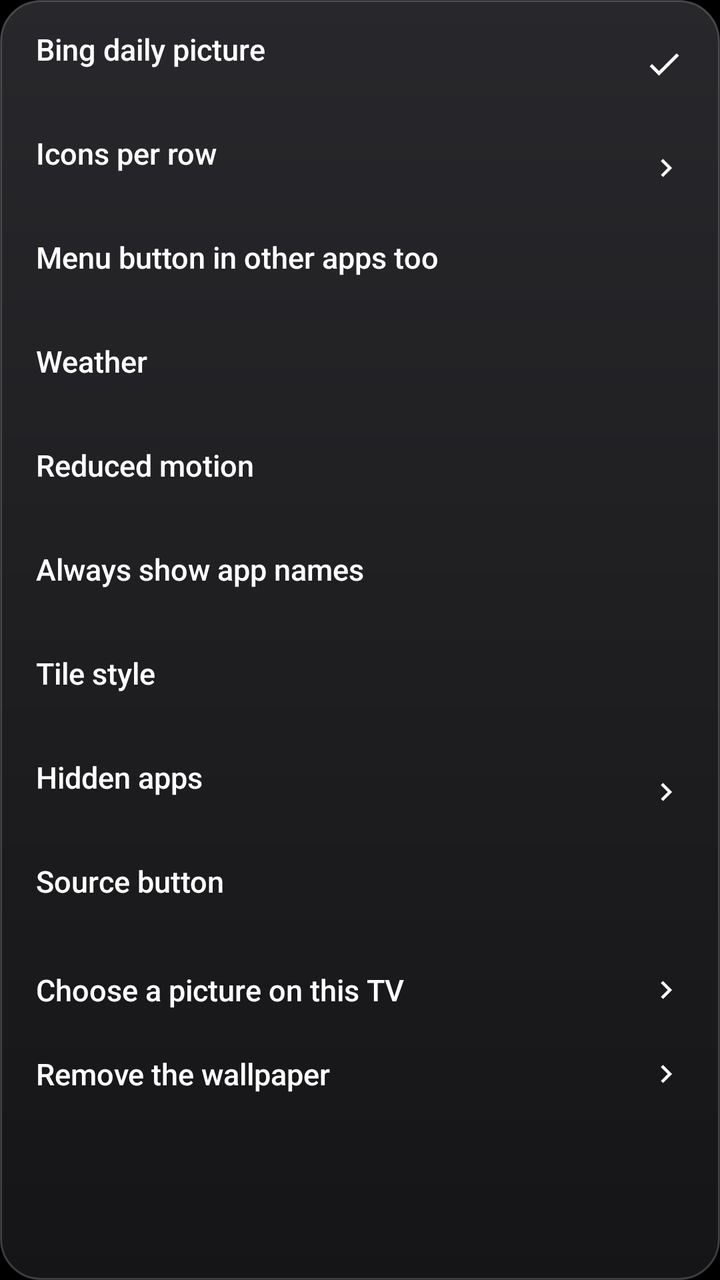
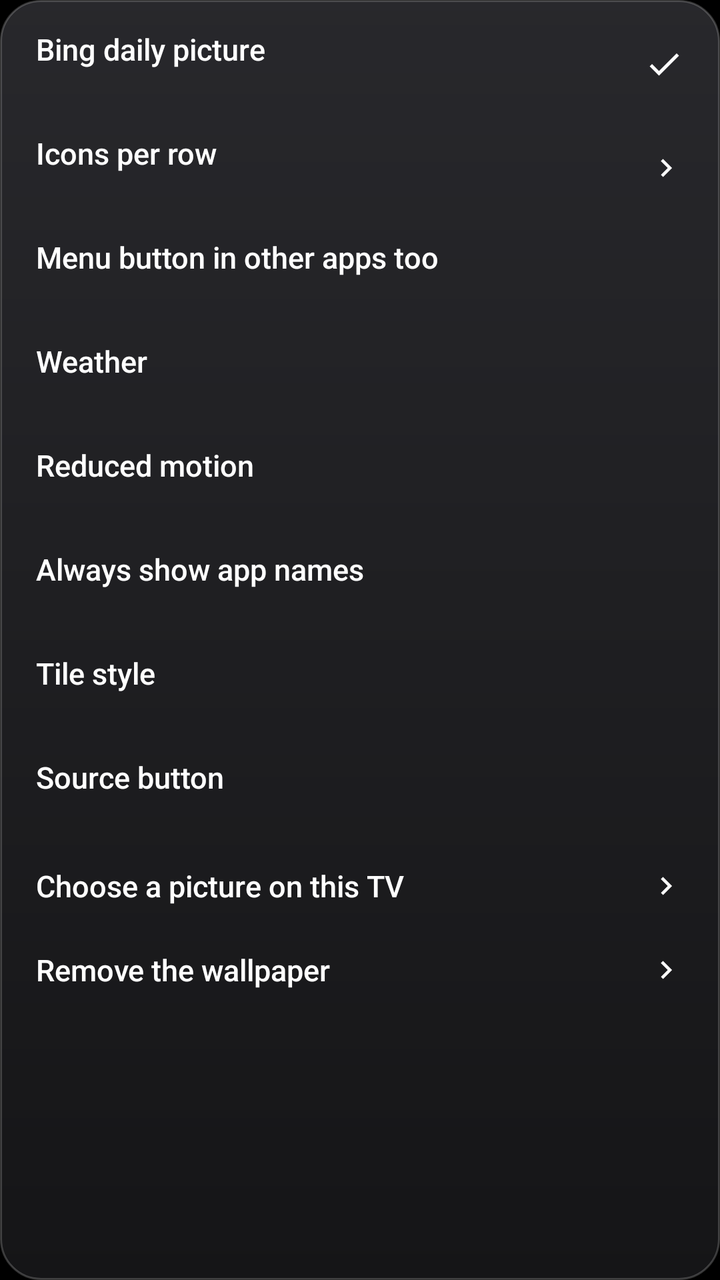

Two renders of the same Android screen: before a commit and after it. Below are the layout's source before the change and the commit's diff.
<!-- AndroidManifest.xml: application theme Theme.TvHome -->
<!-- res/layout/popup_wallpaper.xml -->
<?xml version="1.0" encoding="utf-8"?>
<LinearLayout xmlns:android="http://schemas.android.com/apk/res/android"
    android:layout_width="match_parent"
    android:layout_height="wrap_content"
    android:orientation="vertical"
    android:background="@drawable/glass_panel"
    android:padding="6dp"
    android:elevation="12dp">

    <ScrollView
        android:id="@+id/scroll"
        android:layout_width="match_parent"
        android:layout_height="wrap_content"
        android:fillViewport="true"
        android:scrollbars="none"
        android:descendantFocusability="afterDescendants">

        <LinearLayout
            android:layout_width="match_parent"
            android:layout_height="wrap_content"
            android:orientation="vertical">

    
    <LinearLayout
        android:id="@+id/rowBing"
        android:layout_width="match_parent"
        android:layout_height="52dp"
        android:orientation="horizontal"
        android:gravity="center_vertical"
        android:background="@drawable/input_row_bg"
        android:paddingStart="12dp"
        android:paddingEnd="12dp"
        android:focusable="true"
        android:focusableInTouchMode="true">

        <LinearLayout
            android:layout_width="0dp"
            android:layout_height="wrap_content"
            android:layout_weight="1"
            android:orientation="vertical"
            android:duplicateParentState="true">

            <TextView
                android:layout_width="wrap_content"
                android:layout_height="wrap_content"
                android:text="@string/bing_daily"
                android:textColor="@drawable/pill_text"
                android:duplicateParentState="true"
                android:textSize="15sp"
                android:fontVariationSettings="'wght' 500" />

            <TextView
                android:id="@+id/bingStatus"
                android:layout_width="wrap_content"
                android:layout_height="wrap_content"
                android:textColor="@drawable/pill_text_dim"
                android:duplicateParentState="true"
                android:textSize="11sp"
                android:fontVariationSettings="'wght' 400" />
        </LinearLayout>

        <ImageView
            android:id="@+id/bingTick"
            android:layout_width="20dp"
            android:layout_height="20dp"
            android:src="@drawable/ic_tick"
            android:tint="@drawable/pill_text"
            android:duplicateParentState="true"
            android:contentDescription="@null" />
    </LinearLayout>

    
    <LinearLayout
        android:id="@+id/rowColumns"
        android:layout_width="match_parent"
        android:layout_height="52dp"
        android:orientation="horizontal"
        android:gravity="center_vertical"
        android:background="@drawable/input_row_bg"
        android:paddingStart="12dp"
        android:paddingEnd="12dp"
        android:focusable="true"
        android:focusableInTouchMode="true">

        <LinearLayout
            android:layout_width="0dp"
            android:layout_height="wrap_content"
            android:layout_weight="1"
            android:orientation="vertical"
            android:duplicateParentState="true">

            <TextView
                android:layout_width="wrap_content"
                android:layout_height="wrap_content"
                android:text="@string/columns_title"
                android:textColor="@drawable/pill_text"
                android:duplicateParentState="true"
                android:textSize="15sp"
                android:fontVariationSettings="'wght' 500" />

            <TextView
                android:id="@+id/columnsStatus"
                android:layout_width="wrap_content"
                android:layout_height="wrap_content"
                android:textColor="@drawable/pill_text_dim"
                android:duplicateParentState="true"
                android:textSize="11sp"
                android:fontVariationSettings="'wght' 400" />
        </LinearLayout>

        <ImageView
            android:layout_width="18dp"
            android:layout_height="18dp"
            android:src="@drawable/ic_chevron"
            android:tint="@drawable/pill_text"
            android:duplicateParentState="true"
            android:contentDescription="@null" />
    </LinearLayout>

    
    <LinearLayout
        android:id="@+id/rowMenuKey"
        android:layout_width="match_parent"
        android:layout_height="52dp"
        android:orientation="horizontal"
        android:gravity="center_vertical"
        android:background="@drawable/input_row_bg"
        android:paddingStart="12dp"
        android:paddingEnd="12dp"
        android:focusable="true"
        android:focusableInTouchMode="true">

        <LinearLayout
            android:layout_width="0dp"
            android:layout_height="wrap_content"
            android:layout_weight="1"
            android:orientation="vertical"
            android:duplicateParentState="true">

            <TextView
                android:layout_width="wrap_content"
                android:layout_height="wrap_content"
                android:text="@string/menu_key_everywhere"
                android:textColor="@drawable/pill_text"
                android:duplicateParentState="true"
                android:textSize="15sp"
                android:fontVariationSettings="'wght' 500" />

            <TextView
                android:id="@+id/menuKeyStatus"
                android:layout_width="wrap_content"
                android:layout_height="wrap_content"
                android:textColor="@drawable/pill_text_dim"
                android:duplicateParentState="true"
                android:textSize="11sp"
                android:fontVariationSettings="'wght' 400" />
        </LinearLayout>
    </LinearLayout>

    
    <LinearLayout
        android:id="@+id/rowWeather"
        android:layout_width="match_parent"
        android:layout_height="52dp"
        android:orientation="horizontal"
        android:gravity="center_vertical"
        android:background="@drawable/input_row_bg"
        android:paddingStart="12dp"
        android:paddingEnd="12dp"
        android:focusable="true"
        android:focusableInTouchMode="true">

        <LinearLayout
            android:layout_width="0dp"
            android:layout_height="wrap_content"
            android:layout_weight="1"
            android:orientation="vertical"
            android:duplicateParentState="true">

            <TextView
                android:layout_width="wrap_content"
                android:layout_height="wrap_content"
                android:text="@string/weather"
                android:textColor="@drawable/pill_text"
                android:duplicateParentState="true"
                android:textSize="15sp"
                android:fontVariationSettings="'wght' 500" />

            <TextView
                android:id="@+id/weatherStatus"
                android:layout_width="wrap_content"
                android:layout_height="wrap_content"
                android:textColor="@drawable/pill_text_dim"
                android:duplicateParentState="true"
                android:textSize="11sp"
                android:fontVariationSettings="'wght' 400" />
        </LinearLayout>
    </LinearLayout>

    
    <LinearLayout
        android:id="@+id/rowMotion"
        android:layout_width="match_parent"
        android:layout_height="52dp"
        android:orientation="horizontal"
        android:gravity="center_vertical"
        android:background="@drawable/input_row_bg"
        android:paddingStart="12dp"
        android:paddingEnd="12dp"
        android:focusable="true"
        android:focusableInTouchMode="true">

        <LinearLayout
            android:layout_width="0dp"
            android:layout_height="wrap_content"
            android:layout_weight="1"
            android:orientation="vertical"
            android:duplicateParentState="true">

            <TextView
                android:layout_width="wrap_content"
                android:layout_height="wrap_content"
                android:text="@string/reduced_motion"
                android:textColor="@drawable/pill_text"
                android:duplicateParentState="true"
                android:textSize="15sp"
                android:fontVariationSettings="'wght' 500" />

            <TextView
                android:id="@+id/motionStatus"
                android:layout_width="wrap_content"
                android:layout_height="wrap_content"
                android:textColor="@drawable/pill_text_dim"
                android:duplicateParentState="true"
                android:textSize="11sp"
                android:fontVariationSettings="'wght' 400" />
        </LinearLayout>
    </LinearLayout>

    
    <LinearLayout
        android:id="@+id/rowNames"
        android:layout_width="match_parent"
        android:layout_height="52dp"
        android:orientation="horizontal"
        android:gravity="center_vertical"
        android:background="@drawable/input_row_bg"
        android:paddingStart="12dp"
        android:paddingEnd="12dp"
        android:focusable="true"
        android:focusableInTouchMode="true">

        <LinearLayout
            android:layout_width="0dp"
            android:layout_height="wrap_content"
            android:layout_weight="1"
            android:orientation="vertical"
            android:duplicateParentState="true">

            <TextView
                android:layout_width="wrap_content"
                android:layout_height="wrap_content"
                android:text="@string/always_show_names"
                android:textColor="@drawable/pill_text"
                android:duplicateParentState="true"
                android:textSize="15sp"
                android:fontVariationSettings="'wght' 500" />

            <TextView
                android:id="@+id/namesStatus"
                android:layout_width="wrap_content"
                android:layout_height="wrap_content"
                android:textColor="@drawable/pill_text_dim"
                android:duplicateParentState="true"
                android:textSize="11sp"
                android:fontVariationSettings="'wght' 400" />
        </LinearLayout>
    </LinearLayout>

    
    <LinearLayout
        android:id="@+id/rowUnified"
        android:layout_width="match_parent"
        android:layout_height="52dp"
        android:orientation="horizontal"
        android:gravity="center_vertical"
        android:background="@drawable/input_row_bg"
        android:paddingStart="12dp"
        android:paddingEnd="12dp"
        android:focusable="true"
        android:focusableInTouchMode="true">

        <LinearLayout
            android:layout_width="0dp"
            android:layout_height="wrap_content"
            android:layout_weight="1"
            android:orientation="vertical"
            android:duplicateParentState="true">

            <TextView
                android:layout_width="wrap_content"
                android:layout_height="wrap_content"
                android:text="@string/tile_style"
                android:textColor="@drawable/pill_text"
                android:duplicateParentState="true"
                android:textSize="15sp"
                android:fontVariationSettings="'wght' 500" />

            <TextView
                android:id="@+id/unifiedStatus"
                android:layout_width="wrap_content"
                android:layout_height="wrap_content"
                android:textColor="@drawable/pill_text_dim"
                android:duplicateParentState="true"
                android:textSize="11sp"
                android:fontVariationSettings="'wght' 400" />
        </LinearLayout>
    </LinearLayout>

    
    <LinearLayout
        android:id="@+id/rowHidden"
        android:layout_width="match_parent"
        android:layout_height="52dp"
        android:orientation="horizontal"
        android:gravity="center_vertical"
        android:background="@drawable/input_row_bg"
        android:paddingStart="12dp"
        android:paddingEnd="12dp"
        android:focusable="true"
        android:focusableInTouchMode="true">

        <LinearLayout
            android:layout_width="0dp"
            android:layout_height="wrap_content"
            android:layout_weight="1"
            android:orientation="vertical"
            android:duplicateParentState="true">

            <TextView
                android:layout_width="wrap_content"
                android:layout_height="wrap_content"
                android:text="@string/hidden_apps"
                android:textColor="@drawable/pill_text"
                android:duplicateParentState="true"
                android:textSize="15sp"
                android:fontVariationSettings="'wght' 500" />

            <TextView
                android:id="@+id/hiddenStatus"
                android:layout_width="wrap_content"
                android:layout_height="wrap_content"
                android:textColor="@drawable/pill_text_dim"
                android:duplicateParentState="true"
                android:textSize="11sp"
                android:fontVariationSettings="'wght' 400" />
        </LinearLayout>

        <ImageView
            android:layout_width="18dp"
            android:layout_height="18dp"
            android:src="@drawable/ic_chevron"
            android:tint="@drawable/pill_text"
            android:duplicateParentState="true"
            android:contentDescription="@null" />
    </LinearLayout>

    
    <LinearLayout
        android:id="@+id/rowInputKey"
        android:layout_width="match_parent"
        android:layout_height="52dp"
        android:orientation="horizontal"
        android:gravity="center_vertical"
        android:background="@drawable/input_row_bg"
        android:paddingStart="12dp"
        android:paddingEnd="12dp"
        android:focusable="true"
        android:focusableInTouchMode="true">

        <LinearLayout
            android:layout_width="0dp"
            android:layout_height="wrap_content"
            android:layout_weight="1"
            android:orientation="vertical"
            android:duplicateParentState="true">

            <TextView
                android:layout_width="wrap_content"
                android:layout_height="wrap_content"
                android:text="@string/input_source_key"
                android:textColor="@drawable/pill_text"
                android:duplicateParentState="true"
                android:textSize="15sp"
                android:fontVariationSettings="'wght' 500" />

            <TextView
                android:id="@+id/inputKeyStatus"
                android:layout_width="wrap_content"
                android:layout_height="wrap_content"
                android:textColor="@drawable/pill_text_dim"
                android:duplicateParentState="true"
                android:textSize="11sp"
                android:fontVariationSettings="'wght' 400" />
        </LinearLayout>
    </LinearLayout>

    
    <LinearLayout
        android:id="@+id/rowPick"
        android:layout_width="match_parent"
        android:layout_height="42dp"
        android:orientation="horizontal"
        android:gravity="center_vertical"
        android:background="@drawable/input_row_bg"
        android:paddingStart="12dp"
        android:paddingEnd="12dp"
        android:focusable="true"
        android:focusableInTouchMode="true">

        <TextView
            android:layout_width="0dp"
            android:layout_height="wrap_content"
            android:layout_weight="1"
            android:text="@string/pick_wallpaper"
            android:textColor="@drawable/pill_text"
            android:duplicateParentState="true"
            android:textSize="15sp"
            android:fontVariationSettings="'wght' 500" />

        <ImageView
            android:layout_width="18dp"
            android:layout_height="18dp"
            android:src="@drawable/ic_chevron"
            android:tint="@drawable/pill_text"
            android:duplicateParentState="true"
            android:contentDescription="@null" />
    </LinearLayout>

    
    <LinearLayout
        android:id="@+id/rowOff"
        android:layout_width="match_parent"
        android:layout_height="42dp"
        android:orientation="horizontal"
        android:gravity="center_vertical"
        android:background="@drawable/input_row_bg"
        android:paddingStart="12dp"
        android:paddingEnd="12dp"
        android:focusable="true"
        android:focusableInTouchMode="true">

        <TextView
            android:layout_width="0dp"
            android:layout_height="wrap_content"
            android:layout_weight="1"
            android:text="@string/wallpaper_off"
            android:textColor="@drawable/pill_text"
            android:duplicateParentState="true"
            android:textSize="15sp"
            android:fontVariationSettings="'wght' 500" />

        <ImageView
            android:layout_width="18dp"
            android:layout_height="18dp"
            android:src="@drawable/ic_chevron"
            android:tint="@drawable/pill_text"
            android:duplicateParentState="true"
            android:contentDescription="@null" />
    </LinearLayout>

        </LinearLayout>
    </ScrollView>
</LinearLayout>
<!-- resources referenced by this layout -->
<resources>
  <!-- drawable glass_panel (drawable) -->
  <?xml version="1.0" encoding="utf-8"?>
  <layer-list xmlns:android="http://schemas.android.com/apk/res/android">
      <item>
          <shape android:shape="rectangle">
              <gradient android:angle="270" android:startColor="#F22A2A2E" android:endColor="#F5161618" />
              <stroke android:width="1dp" android:color="#33FFFFFF" />
              <corners android:radius="20dp" />
          </shape>
      </item>
  </layer-list>
  <!-- drawable ic_chevron (drawable) -->
  <vector xmlns:android="http://schemas.android.com/apk/res/android"
      android:width="24dp"
      android:height="24dp"
      android:viewportWidth="24"
      android:viewportHeight="24"
      android:tint="#FFFFFFFF">
      <path
          android:fillColor="#FFFFFFFF"
          android:pathData="M10,6L8.59,7.41 13.17,12l-4.58,4.59L10,18l6,-6z" />
  </vector>
  <!-- drawable ic_tick (drawable) -->
  <vector xmlns:android="http://schemas.android.com/apk/res/android"
      android:width="24dp"
      android:height="24dp"
      android:viewportWidth="24"
      android:viewportHeight="24"
      android:tint="#FFFFFFFF">
      <path
          android:fillColor="#FFFFFFFF"
          android:pathData="M9,16.17L4.83,12l-1.42,1.41L9,19 21,7l-1.41,-1.41z" />
  </vector>
  <!-- drawable input_row_bg (drawable) -->
  <?xml version="1.0" encoding="utf-8"?>
  <selector xmlns:android="http://schemas.android.com/apk/res/android">
      <item android:state_focused="true">
          <shape android:shape="rectangle">
              <solid android:color="#F5FFFFFF" />
              <corners android:radius="13dp" />
          </shape>
      </item>
      <item>
          <shape android:shape="rectangle">
              <solid android:color="#00000000" />
              <corners android:radius="13dp" />
          </shape>
      </item>
  </selector>
  <!-- drawable pill_text (drawable) -->
  <?xml version="1.0" encoding="utf-8"?>
  <selector xmlns:android="http://schemas.android.com/apk/res/android">
      <item android:state_focused="true" android:color="#FF111111" />
      <item android:color="#FFFFFFFF" />
  </selector>
  <!-- drawable pill_text_dim (drawable) -->
  <?xml version="1.0" encoding="utf-8"?>
  <selector xmlns:android="http://schemas.android.com/apk/res/android">
      <item android:state_focused="true" android:color="#99111111" />
      <item android:color="#73FFFFFF" />
  </selector>
  <string name="always_show_names">Always show app names</string>
  <string name="bing_daily">Bing daily picture</string>
  <string name="columns_title">Icons per row</string>
  <string name="hidden_apps">Hidden apps</string>
  <string name="input_source_key">Source button</string>
  <string name="menu_key_everywhere">Menu button in other apps too</string>
  <string name="pick_wallpaper">Choose a picture on this TV</string>
  <string name="reduced_motion">Reduced motion</string>
  <string name="tile_style">Tile style</string>
  <string name="wallpaper_off">Remove the wallpaper</string>
  <string name="weather">Weather</string>
  <style name="Theme.TvHome" parent="android:Theme.Material.NoActionBar.Fullscreen">
          <item name="android:windowBackground">@android:color/black</item>
          <item name="android:colorBackground">@android:color/black</item>
          <item name="android:windowAnimationStyle">@null</item>
      </style>
</resources>

<!-- the commit's change to res/layout/popup_wallpaper.xml (unified diff, before → after) -->
@@ -319,42 +319,66 @@
 
     
     <LinearLayout
-        android:id="@+id/rowHidden"
-        android:layout_width="match_parent"
-        android:layout_height="52dp"
-        android:orientation="horizontal"
-        android:gravity="center_vertical"
-        android:background="@drawable/input_row_bg"
-        android:paddingStart="12dp"
-        android:paddingEnd="12dp"
-        android:focusable="true"
-        android:focusableInTouchMode="true">
-
-        <LinearLayout
-            android:layout_width="0dp"
-            android:layout_height="wrap_content"
-            android:layout_weight="1"
-            android:orientation="vertical"
-            android:duplicateParentState="true">
-
-            <TextView
-                android:layout_width="wrap_content"
-                android:layout_height="wrap_content"
-                android:text="@string/hidden_apps"
-                android:textColor="@drawable/pill_text"
-                android:duplicateParentState="true"
-                android:textSize="15sp"
-                android:fontVariationSettings="'wght' 500" />
-
-            <TextView
-                android:id="@+id/hiddenStatus"
-                android:layout_width="wrap_content"
-                android:layout_height="wrap_content"
-                android:textColor="@drawable/pill_text_dim"
-                android:duplicateParentState="true"
-                android:textSize="11sp"
-                android:fontVariationSettings="'wght' 400" />
-        </LinearLayout>
+        android:id="@+id/rowInputKey"
+        android:layout_width="match_parent"
+        android:layout_height="52dp"
+        android:orientation="horizontal"
+        android:gravity="center_vertical"
+        android:background="@drawable/input_row_bg"
+        android:paddingStart="12dp"
+        android:paddingEnd="12dp"
+        android:focusable="true"
+        android:focusableInTouchMode="true">
+
+        <LinearLayout
+            android:layout_width="0dp"
+            android:layout_height="wrap_content"
+            android:layout_weight="1"
+            android:orientation="vertical"
+            android:duplicateParentState="true">
+
+            <TextView
+                android:layout_width="wrap_content"
+                android:layout_height="wrap_content"
+                android:text="@string/input_source_key"
+                android:textColor="@drawable/pill_text"
+                android:duplicateParentState="true"
+                android:textSize="15sp"
+                android:fontVariationSettings="'wght' 500" />
+
+            <TextView
+                android:id="@+id/inputKeyStatus"
+                android:layout_width="wrap_content"
+                android:layout_height="wrap_content"
+                android:textColor="@drawable/pill_text_dim"
+                android:duplicateParentState="true"
+                android:textSize="11sp"
+                android:fontVariationSettings="'wght' 400" />
+        </LinearLayout>
+    </LinearLayout>
+
+    
+    <LinearLayout
+        android:id="@+id/rowPick"
+        android:layout_width="match_parent"
+        android:layout_height="42dp"
+        android:orientation="horizontal"
+        android:gravity="center_vertical"
+        android:background="@drawable/input_row_bg"
+        android:paddingStart="12dp"
+        android:paddingEnd="12dp"
+        android:focusable="true"
+        android:focusableInTouchMode="true">
+
+        <TextView
+            android:layout_width="0dp"
+            android:layout_height="wrap_content"
+            android:layout_weight="1"
+            android:text="@string/pick_wallpaper"
+            android:textColor="@drawable/pill_text"
+            android:duplicateParentState="true"
+            android:textSize="15sp"
+            android:fontVariationSettings="'wght' 500" />
 
         <ImageView
             android:layout_width="18dp"
@@ -367,47 +391,7 @@
 
     
     <LinearLayout
-        android:id="@+id/rowInputKey"
-        android:layout_width="match_parent"
-        android:layout_height="52dp"
-        android:orientation="horizontal"
-        android:gravity="center_vertical"
-        android:background="@drawable/input_row_bg"
-        android:paddingStart="12dp"
-        android:paddingEnd="12dp"
-        android:focusable="true"
-        android:focusableInTouchMode="true">
-
-        <LinearLayout
-            android:layout_width="0dp"
-            android:layout_height="wrap_content"
-            android:layout_weight="1"
-            android:orientation="vertical"
-            android:duplicateParentState="true">
-
-            <TextView
-                android:layout_width="wrap_content"
-                android:layout_height="wrap_content"
-                android:text="@string/input_source_key"
-                android:textColor="@drawable/pill_text"
-                android:duplicateParentState="true"
-                android:textSize="15sp"
-                android:fontVariationSettings="'wght' 500" />
-
-            <TextView
-                android:id="@+id/inputKeyStatus"
-                android:layout_width="wrap_content"
-                android:layout_height="wrap_content"
-                android:textColor="@drawable/pill_text_dim"
-                android:duplicateParentState="true"
-                android:textSize="11sp"
-                android:fontVariationSettings="'wght' 400" />
-        </LinearLayout>
-    </LinearLayout>
-
-    
-    <LinearLayout
-        android:id="@+id/rowPick"
+        android:id="@+id/rowOff"
         android:layout_width="match_parent"
         android:layout_height="42dp"
         android:orientation="horizontal"
@@ -422,7 +406,7 @@
             android:layout_width="0dp"
             android:layout_height="wrap_content"
             android:layout_weight="1"
-            android:text="@string/pick_wallpaper"
+            android:text="@string/wallpaper_off"
             android:textColor="@drawable/pill_text"
             android:duplicateParentState="true"
             android:textSize="15sp"
@@ -437,38 +421,6 @@
             android:contentDescription="@null" />
     </LinearLayout>
 
-    
-    <LinearLayout
-        android:id="@+id/rowOff"
-        android:layout_width="match_parent"
-        android:layout_height="42dp"
-        android:orientation="horizontal"
-        android:gravity="center_vertical"
-        android:background="@drawable/input_row_bg"
-        android:paddingStart="12dp"
-        android:paddingEnd="12dp"
-        android:focusable="true"
-        android:focusableInTouchMode="true">
-
-        <TextView
-            android:layout_width="0dp"
-            android:layout_height="wrap_content"
-            android:layout_weight="1"
-            android:text="@string/wallpaper_off"
-            android:textColor="@drawable/pill_text"
-            android:duplicateParentState="true"
-            android:textSize="15sp"
-            android:fontVariationSettings="'wght' 500" />
-
-        <ImageView
-            android:layout_width="18dp"
-            android:layout_height="18dp"
-            android:src="@drawable/ic_chevron"
-            android:tint="@drawable/pill_text"
-            android:duplicateParentState="true"
-            android:contentDescription="@null" />
-    </LinearLayout>
-
         </LinearLayout>
     </ScrollView>
 </LinearLayout>
<!-- resource entries referenced after the edit -->
@@ -64,7 +64,6 @@
   <string name="always_show_names">Always show app names</string>
   <string name="bing_daily">Bing daily picture</string>
   <string name="columns_title">Icons per row</string>
-  <string name="hidden_apps">Hidden apps</string>
   <string name="input_source_key">Source button</string>
   <string name="menu_key_everywhere">Menu button in other apps too</string>
   <string name="pick_wallpaper">Choose a picture on this TV</string>
